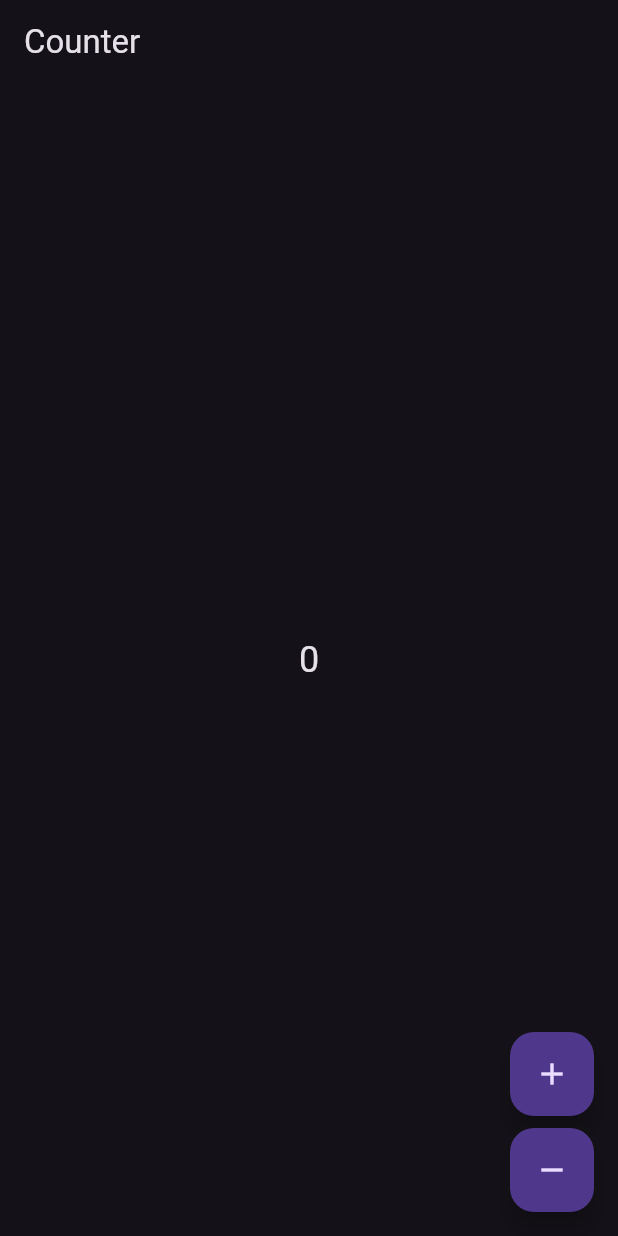
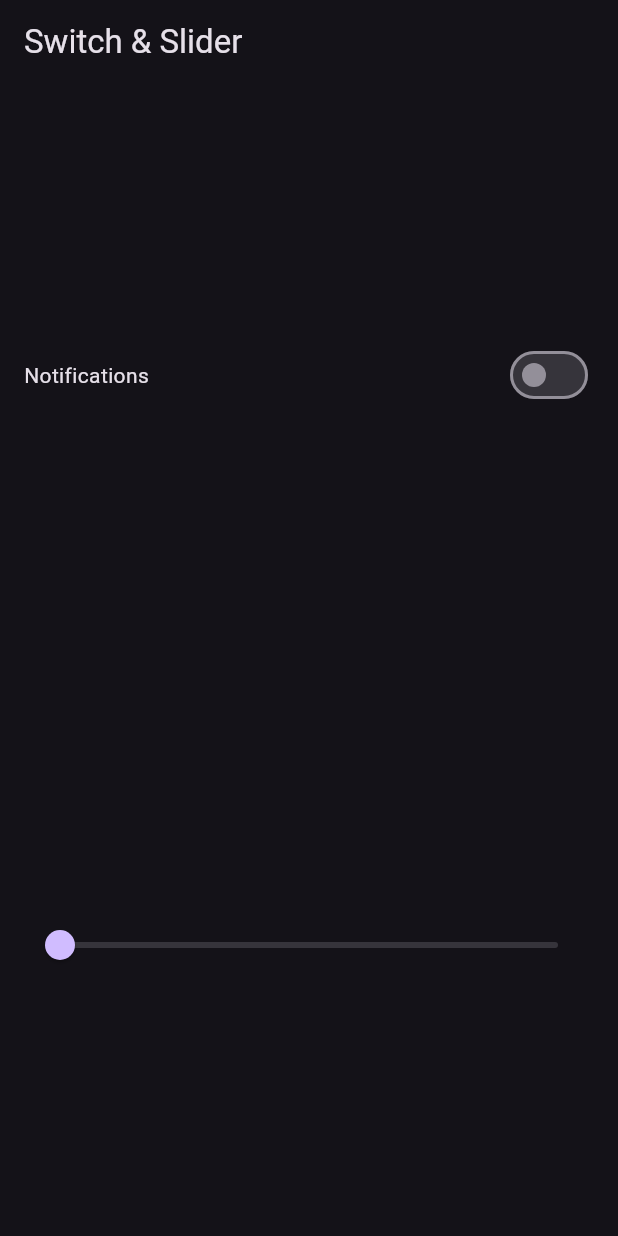
Before and after one commit to Rohit-Chandra-007/bloc_example, a Flutter app: the screen it shows after launch, on a phone screen of 412 x 824 dp. Run offline on Flutter 3.47's test engine with Material 3 defaults, Android fonts, the phone set to English and light mode, and no system bars; our stand-ins replace equatable, flutter_bloc, image_picker.

Commit message:
Refactor switch functionality: remove old SwitchBloc and implement new SwitchBloc with events and states for switch and slider interactions

```diff
--- /dev/null
+++ b/lib/features/switch_slider/bloc/switch_bloc.dart
@@ -0,0 +1,20 @@
+import 'package:flutter_bloc/flutter_bloc.dart';
+import 'package:equatable/equatable.dart';
+import 'package:flutter/material.dart';
+
+part 'switch_event.dart';
+part 'switch_state.dart';
+
+class SwitchBloc extends Bloc<SwitchEvent, SwitchState> {
+  SwitchBloc() : super(SwitchInitial()) {
+    on<SwitchEvent>(_switchToggle);
+  }
+
+  void _switchToggle(SwitchEvent event, Emitter<SwitchState> emit) {
+    if (event is SwitchChanged) {
+      emit(state.copyWith(switchValue: event.value));
+    } else if (event is SliderChanged) {
+      emit(state.copyWith(sliderValue: event.value));
+    }
+  }
+}
--- /dev/null
+++ b/lib/features/switch_slider/bloc/switch_event.dart
@@ -0,0 +1,27 @@
+part of 'switch_bloc.dart';
+
+@immutable
+sealed class SwitchEvent extends Equatable {
+  const SwitchEvent();
+
+  @override
+  List<Object> get props => [];
+}
+
+class SwitchChanged extends SwitchEvent {
+  final bool value;
+
+  const SwitchChanged(this.value);
+
+  @override
+  List<Object> get props => [value];
+}
+
+class SliderChanged extends SwitchEvent {
+  final double value;
+
+  const SliderChanged(this.value);
+
+  @override
+  List<Object> get props => [value];
+}
--- /dev/null
+++ b/lib/features/switch_slider/bloc/switch_state.dart
@@ -0,0 +1,28 @@
+part of 'switch_bloc.dart';
+
+sealed class SwitchState extends Equatable {
+  const SwitchState({required this.switchValue, required this.sliderValue});
+  final bool switchValue;
+  final double sliderValue;
+
+  SwitchState copyWith({bool? switchValue, double? sliderValue}) {
+    return SwitchToggle(
+      switchValue: switchValue ?? this.switchValue,
+      sliderValue: sliderValue ?? this.sliderValue,
+    );
+  }
+
+  @override
+  List<Object> get props => [
+        switchValue,
+        sliderValue,
+      ];
+}
+
+final class SwitchInitial extends SwitchState {
+  const SwitchInitial({super.switchValue = false, super.sliderValue = 0.0});
+}
+
+final class SwitchToggle extends SwitchState {
+  const SwitchToggle({required super.switchValue, required super.sliderValue});
+}
--- /dev/null
+++ b/lib/features/switch_slider/ui/switch_slider_screen.dart
@@ -0,0 +1,64 @@
+import 'package:bloc_example/features/switch_slider/bloc/switch_bloc.dart';
+import 'package:flutter/material.dart';
+import 'package:flutter_bloc/flutter_bloc.dart';
+
+class SwitchSliderScreen extends StatelessWidget {
+  const SwitchSliderScreen({super.key});
+
+  @override
+  Widget build(BuildContext context) {
+    return Scaffold(
+      appBar: AppBar(
+        title: Text('Switch & Slider'),
+      ),
+      body: Padding(
+        padding: const EdgeInsets.all(16.0),
+        child: Column(
+          mainAxisAlignment: MainAxisAlignment.center,
+          children: [
+            Row(
+              mainAxisAlignment: MainAxisAlignment.spaceBetween,
+              children: [
+                Text('Notifications'),
+                BlocBuilder<SwitchBloc, SwitchState>(
+                  builder: (context, state) {
+                    return Switch(
+                      value: state.switchValue,
+                      onChanged: (value) {
+                        context.read<SwitchBloc>().add(
+                              SwitchChanged(value),
+                            );
+                      },
+                    );
+                  },
+                ),
+              ],
+            ),
+            SizedBox(height: 16),
+            BlocBuilder<SwitchBloc, SwitchState>(
+              builder: (context, state) {
+                return Container(
+                  height: 300,
+                  color: Colors.red.withOpacity(state.sliderValue),
+                );
+              },
+            ),
+            SizedBox(height: 16),
+            BlocBuilder<SwitchBloc, SwitchState>(
+              builder: (context, state) {
+                return Slider(
+                  value: state.sliderValue,
+                  onChanged: (value) {
+                    context.read<SwitchBloc>().add(
+                          SliderChanged(value),
+                        );
+                  },
+                );
+              },
+            ),
+          ],
+        ),
+      ),
+    );
+  }
+}
--- a/lib/main.dart
+++ b/lib/main.dart
@@ -1,12 +1,30 @@
 import 'package:bloc_example/features/counter/bloc/counter_bloc.dart';
-import 'package:bloc_example/features/counter/ui/counter_screen.dart';
 import 'package:bloc_example/features/image_uploader/bloc/image_picker_bloc.dart';
+import 'package:bloc_example/features/switch_slider/bloc/switch_bloc.dart';
+import 'package:bloc_example/features/switch_slider/ui/switch_slider_screen.dart';
 import 'package:bloc_example/utils/image_picker_utils.dart';
 import 'package:flutter/material.dart';
 import 'package:flutter_bloc/flutter_bloc.dart';
 
 void main() {
-  runApp(const MyApp());
+  runApp(
+    MultiBlocProvider(
+      providers: [
+        BlocProvider(
+          create: (context) => ImagePickerBloc(
+            ImagePickerService(),
+          ),
+        ),
+        BlocProvider(
+          create: (context) => CounterBloc(),
+        ),
+        BlocProvider(
+          create: (context) => SwitchBloc(),
+        ),
+      ],
+      child: MyApp(),
+    ),
+  );
 }
 
 class MyApp extends StatelessWidget {
@@ -15,14 +33,9 @@ class MyApp extends StatelessWidget {
   @override
   Widget build(BuildContext context) {
     return MaterialApp(
-      title: 'Image Picker',
+      title: 'Flutter Demo',
       theme: ThemeData.dark(),
-      home: MultiBlocProvider(providers: [
-        BlocProvider(
-          create: (context) => ImagePickerBloc(ImagePickerService()),
-        ),
-        BlocProvider(create: (context) => CounterBloc()),
-      ], child: CounterScreen()),
+      home: SwitchSliderScreen(),
     );
   }
 }
```
Also changed, not shown: lib/features/bloc/switch_bloc.dart (deleted, +0 -14 lines), lib/features/bloc/switch_event.dart (deleted, +0 -8 lines), lib/features/bloc/switch_state.dart (deleted, +0 -10 lines).
